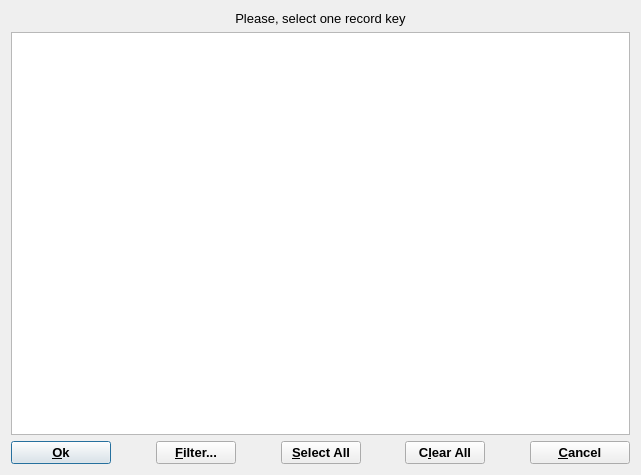
Above: gems3/vizor4/dlg4/KeyDialog4.ui from gemshub/GEMSGUI before the change. Below: the same form after it.
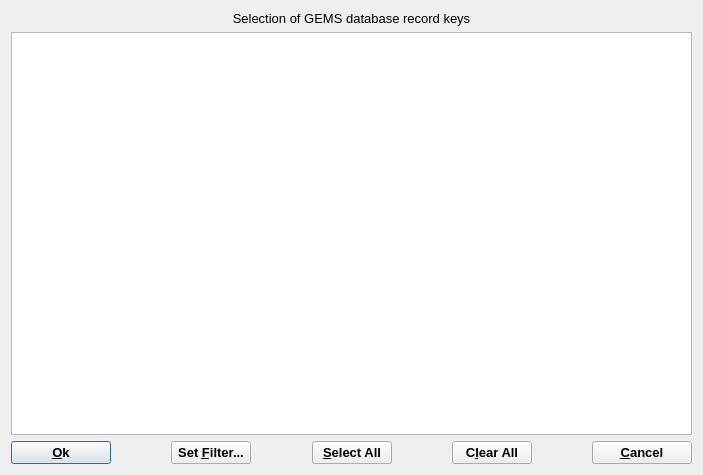
That is the form after the change.

Commit message: Edited titles and buttons in some dialogs to prepare for work on help system files (DK)

The edit to the form file:
```diff
--- a/gems3/vizor4/dlg4/KeyDialog4.ui
+++ b/gems3/vizor4/dlg4/KeyDialog4.ui
@@ -10,7 +10,7 @@
    <rect>
     <x>0</x>
     <y>0</y>
-    <width>641</width>
+    <width>703</width>
     <height>475</height>
    </rect>
   </property>
@@ -32,7 +32,7 @@
    <item row="0" column="0">
     <widget class="QLabel" name="pLabel">
      <property name="text">
-      <string>Please, select one record key</string>
+      <string>Selection of GEMS database record keys</string>
      </property>
      <property name="alignment">
       <set>Qt::AlignCenter</set>
@@ -189,7 +189,7 @@
         <string>Here you can specify a template to filter a large list of record keys</string>
        </property>
        <property name="text">
-        <string>&amp;Filter...</string>
+        <string>Set &amp;Filter...</string>
        </property>
       </widget>
      </item>
```
The commit also changes 5 other files.
